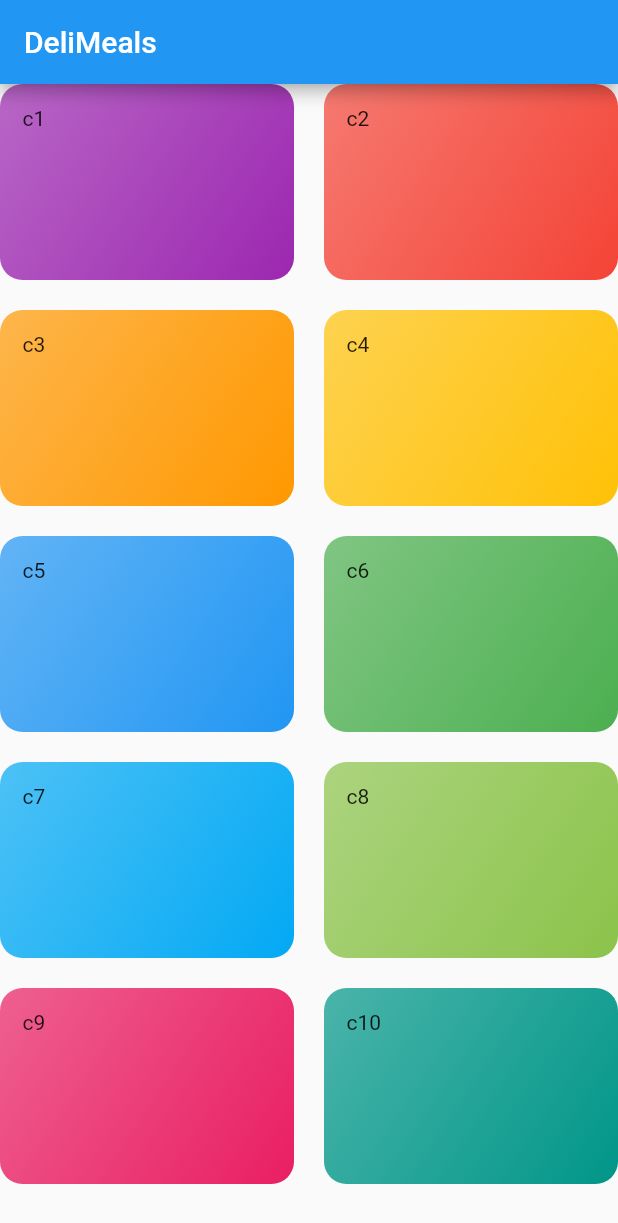
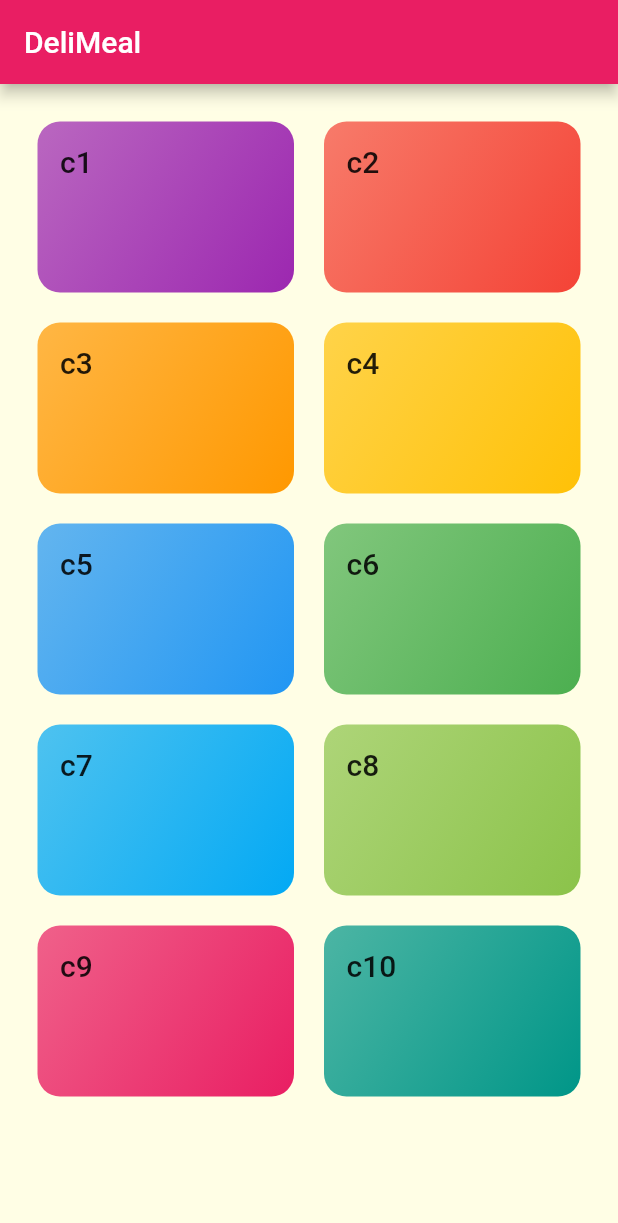
Before and after one commit to hdwhitem/Meal_App, a Flutter app: the screen it shows after launch, on a phone screen of 412 x 824 dp. Shown: the top 1223 px of the screen. Run offline on Flutter 3.47's test engine with Material 2 defaults, Android fonts, the phone set to English and light mode, and no system bars.

Commit message:
Styling & Theming

```diff
--- a/lib/categories_screen.dart
+++ b/lib/categories_screen.dart
@@ -9,9 +9,10 @@ class CategoriesScreen extends StatelessWidget {
   Widget build(BuildContext context) {
     return Scaffold(
       appBar: AppBar(
-        title: const Text('DeliMeals'),
+        title: const Text('DeliMeal'),
       ),
       body: GridView(
+        padding: const EdgeInsets.all(25),
         children: DUMMY_CATEGORIES
             .map(
               (catDate) => CategoryItem(
--- a/lib/category_item.dart
+++ b/lib/category_item.dart
@@ -10,7 +10,10 @@ class CategoryItem extends StatelessWidget {
   Widget build(BuildContext context) {
     return Container(
       padding: const EdgeInsets.all(15),
-      child: Text(title),
+      child: Text(
+        title,
+        style: Theme.of(context).textTheme.titleLarge,
+      ),
       decoration: BoxDecoration(
         gradient: LinearGradient(
           colors: [
--- a/lib/main.dart
+++ b/lib/main.dart
@@ -11,9 +11,26 @@ class MyApp extends StatelessWidget {
   @override
   Widget build(BuildContext context) {
     return MaterialApp(
-      title: 'DeliMeals',
+      title: 'DeliMeal',
       theme: ThemeData(
-        primarySwatch: Colors.blue,
+        colorScheme: ColorScheme.fromSwatch().copyWith(
+          primary: Colors.pink,
+          secondary: Colors.amber, //accent color
+        ),
+        canvasColor: const Color.fromRGBO(255, 254, 229, 1),
+        fontFamily: 'Raleway',
+        textTheme: ThemeData.light().textTheme.copyWith(
+              bodyText1: const TextStyle(
+                color: Color.fromRGBO(20, 51, 51, 1),
+              ),
+              bodyText2: const TextStyle(
+                color: Color.fromRGBO(20, 51, 51, 1),
+              ),
+              // titleLarge: const TextStyle(
+              //   fontSize: 24,
+              //   fontFamily: 'RobotoCondensed',
+              // ),
+            ),
       ),
       home: CategoriesScreen(),
     );
```
Also changed, not shown: pubspec.yaml (+18 -6 lines), assets/fonts/Raleway-Black.ttf (added), assets/fonts/Raleway-Bold.ttf (added), assets/fonts/Raleway-Regular.ttf (added), assets/fonts/RobotoCondensed-Bold.ttf (added), assets/fonts/RobotoCondensed-Italic.ttf (added), assets/fonts/RobotoCondensed-Light.ttf (added), assets/fonts/RobotoCondensed-Regular.ttf (added).
